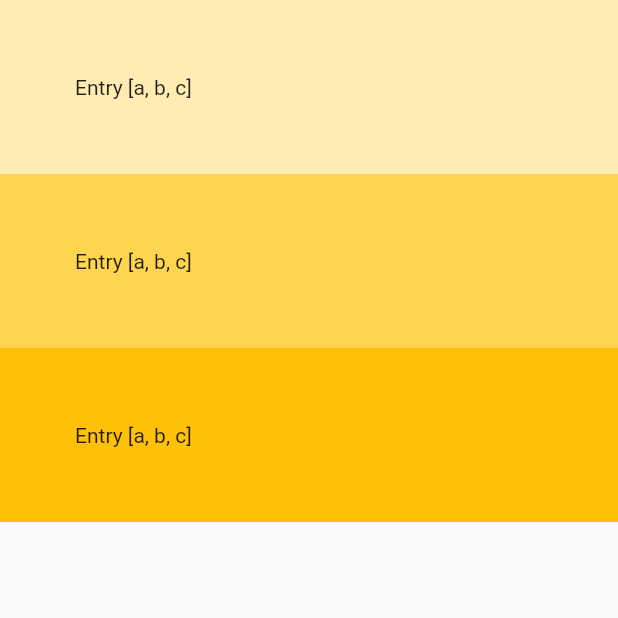
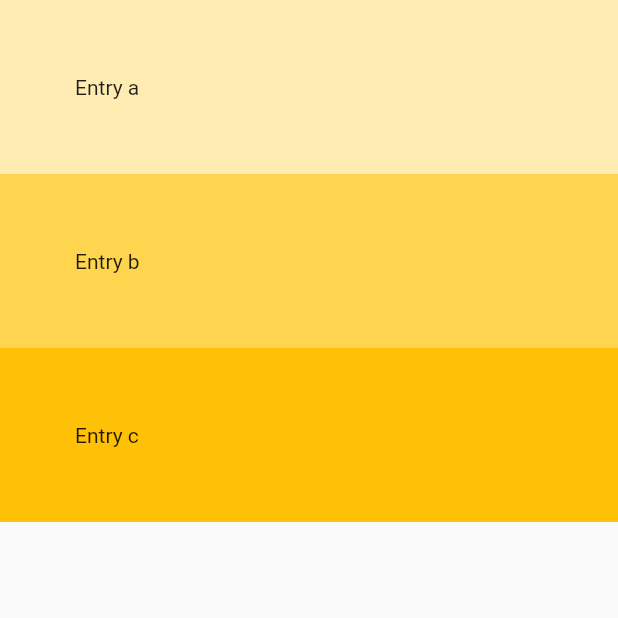
Before and after one commit to dhanu-sunar/AndroidStudioProjects, a Flutter app: the screen it shows after launch, on a phone screen of 412 x 824 dp, the top half of it. Run offline on Flutter 3.47's test engine with Material 2 defaults, Android fonts, the phone set to English and light mode, and no system bars.

Commit message:
added index

```diff
--- a/flutter_listview/lib/main.dart
+++ b/flutter_listview/lib/main.dart
@@ -18,7 +18,7 @@ class MyApp extends StatelessWidget {
             return Container(
               padding: EdgeInsets.all(50),
               color: Colors.amber[colorCodes[index]],
-              child: Text('Entry ${entries}'),
+              child: Text('Entry ${entries[index]}'),
             );
           },
         ),
```
